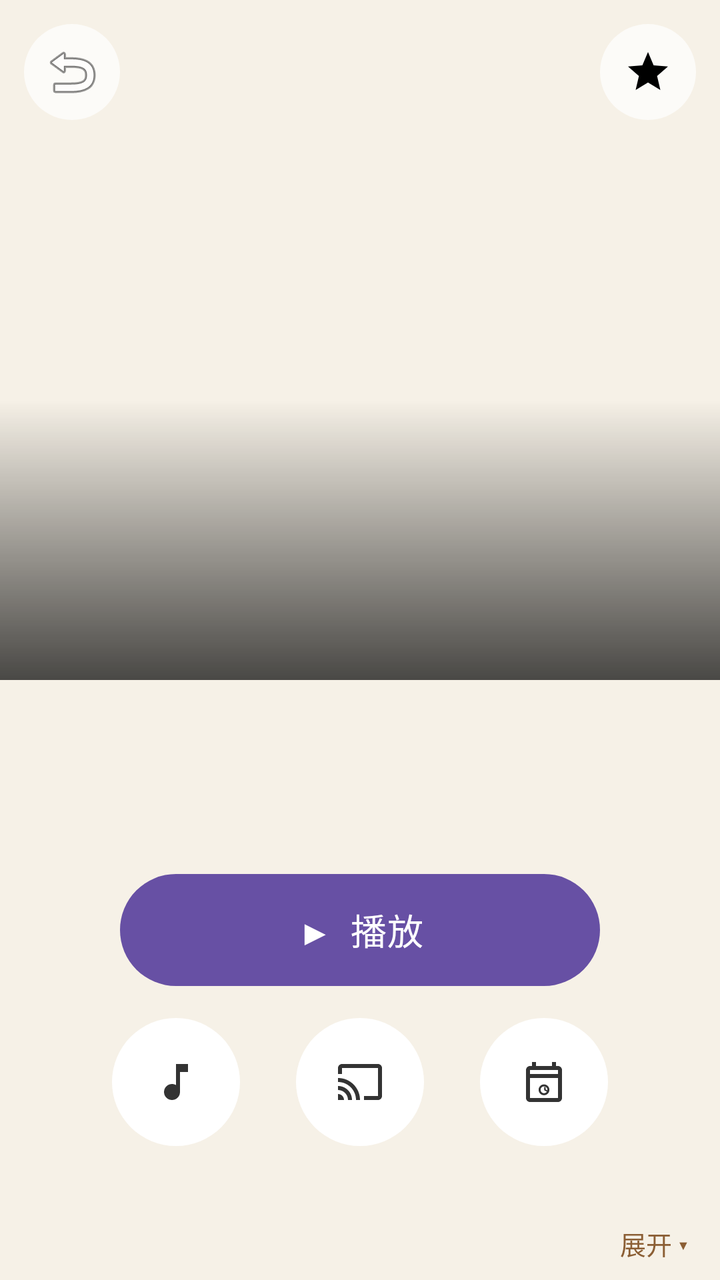
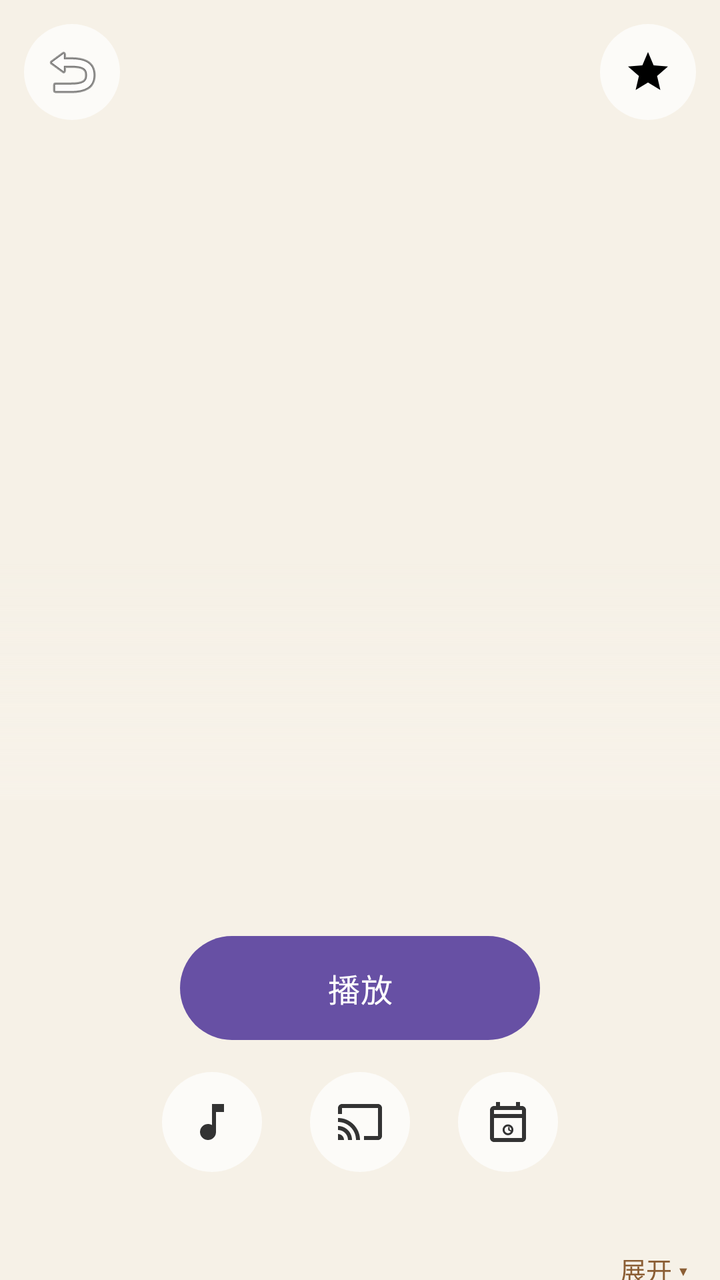

An Android layout rendered at two revisions. The XML below is the earlier revision; the diff shows what the commit changed to produce the second picture.
<!-- AndroidManifest.xml: application theme Theme.BoxZero -->
<!-- res/layout/activity_detail.xml -->
<?xml version="1.0" encoding="utf-8"?>
<FrameLayout xmlns:android="http://schemas.android.com/apk/res/android"
    android:layout_width="match_parent"
    android:layout_height="match_parent"
    android:background="#F6F1E7">

    <ScrollView
        android:layout_width="match_parent"
        android:layout_height="match_parent"
        android:scrollbars="none">

        <LinearLayout
            android:layout_width="match_parent"
            android:layout_height="wrap_content"
            android:orientation="vertical">

            <FrameLayout
                android:layout_width="match_parent"
                android:layout_height="340dp">

                <ImageView
                    android:id="@+id/backdrop"
                    android:layout_width="match_parent"
                    android:layout_height="match_parent"
                    android:scaleType="centerCrop" />

                <View
                    android:layout_width="match_parent"
                    android:layout_height="140dp"
                    android:layout_gravity="bottom"
                    android:background="@drawable/fade_bottom" />
            </FrameLayout>

            <LinearLayout
                android:layout_width="match_parent"
                android:layout_height="wrap_content"
                android:orientation="vertical"
                android:paddingStart="16dp"
                android:paddingEnd="16dp">

                <TextView
                    android:id="@+id/title"
                    android:layout_width="match_parent"
                    android:layout_height="wrap_content"
                    android:ellipsize="end"
                    android:gravity="center"
                    android:maxLines="2"
                    android:textColor="#222222"
                    android:textSize="24sp"
                    android:textStyle="bold" />

                <TextView
                    android:id="@+id/meta"
                    android:layout_width="match_parent"
                    android:layout_height="wrap_content"
                    android:layout_marginTop="8dp"
                    android:gravity="center"
                    android:textColor="#777777"
                    android:textSize="14sp" />

                <TextView
                    android:id="@+id/tags"
                    android:layout_width="match_parent"
                    android:layout_height="wrap_content"
                    android:layout_marginTop="4dp"
                    android:gravity="center"
                    android:textColor="#777777"
                    android:textSize="13sp" />

                <LinearLayout
                    android:layout_width="match_parent"
                    android:layout_height="wrap_content"
                    android:layout_marginTop="16dp"
                    android:gravity="center"
                    android:orientation="horizontal">

                    <Button
                        android:id="@+id/btnPlay"
                        android:layout_width="240dp"
                        android:layout_height="56dp"
                        android:background="@drawable/btn_play_bg"
                        android:text="▶  播放"
                        android:textColor="#FFFFFF"
                        android:textSize="18sp" />
                </LinearLayout>

                <LinearLayout
                    android:layout_width="match_parent"
                    android:layout_height="wrap_content"
                    android:layout_marginTop="16dp"
                    android:gravity="center"
                    android:orientation="horizontal">

                    <ImageButton
                        android:id="@+id/btnMusic"
                        android:layout_width="64dp"
                        android:layout_height="64dp"
                        android:background="@drawable/circle_solid_white"
                        android:contentDescription="主题曲"
                        android:padding="18dp"
                        android:src="@drawable/ic_music_note" />

                    <View
                        android:layout_width="28dp"
                        android:layout_height="1dp" />

                    <ImageButton
                        android:id="@+id/btnCast"
                        android:layout_width="64dp"
                        android:layout_height="64dp"
                        android:background="@drawable/circle_solid_white"
                        android:contentDescription="投屏"
                        android:padding="18dp"
                        android:src="@drawable/ic_cast" />

                    <View
                        android:layout_width="28dp"
                        android:layout_height="1dp" />

                    <ImageButton
                        android:id="@+id/btnFollow"
                        android:layout_width="64dp"
                        android:layout_height="64dp"
                        android:background="@drawable/circle_solid_white"
                        android:contentDescription="追剧"
                        android:padding="18dp"
                        android:src="@drawable/ic_calendar_clock" />
                </LinearLayout>

                <TextView
                    android:id="@+id/content"
                    android:layout_width="match_parent"
                    android:layout_height="wrap_content"
                    android:layout_marginTop="16dp"
                    android:ellipsize="end"
                    android:maxLines="3"
                    android:textColor="#444444"
                    android:textSize="14sp"
                    android:lineSpacingExtra="4dp" />

                <TextView
                    android:id="@+id/btnExpand"
                    android:layout_width="match_parent"
                    android:layout_height="wrap_content"
                    android:gravity="end"
                    android:paddingTop="4dp"
                    android:text="展开 ▾"
                    android:textColor="#8B5E34"
                    android:textSize="13sp" />

                <LinearLayout
                    android:layout_width="match_parent"
                    android:layout_height="wrap_content"
                    android:layout_marginTop="18dp"
                    android:gravity="center_vertical"
                    android:orientation="horizontal">

                    <ImageView
                        android:layout_width="22dp"
                        android:layout_height="22dp"
                        android:src="@drawable/ic_src_link" />

                    <TextView
                        android:layout_width="wrap_content"
                        android:layout_height="wrap_content"
                        android:layout_marginStart="8dp"
                        android:text="线路"
                        android:textColor="#222222"
                        android:textSize="18sp"
                        android:textStyle="bold" />

                    <View
                        android:layout_width="0dp"
                        android:layout_height="1dp"
                        android:layout_weight="1" />

                    <TextView
                        android:id="@+id/srcFrom"
                        android:layout_width="wrap_content"
                        android:layout_height="wrap_content"
                        android:textColor="#777777"
                        android:textSize="13sp" />
                </LinearLayout>

                <androidx.recyclerview.widget.RecyclerView
                    android:id="@+id/srcRow"
                    android:layout_width="match_parent"
                    android:layout_height="wrap_content"
                    android:layout_marginTop="10dp"
                    android:clipToPadding="false"
                    android:nestedScrollingEnabled="false" />

                <LinearLayout
                    android:layout_width="match_parent"
                    android:layout_height="wrap_content"
                    android:layout_marginTop="16dp"
                    android:gravity="center_vertical"
                    android:orientation="horizontal">

                    <TextView
                        android:layout_width="wrap_content"
                        android:layout_height="wrap_content"
                        android:text="选集"
                        android:textColor="#222222"
                        android:textSize="18sp"
                        android:textStyle="bold" />

                    <View
                        android:layout_width="0dp"
                        android:layout_height="1dp"
                        android:layout_weight="1" />

                    <TextView
                        android:id="@+id/btnReverse"
                        android:layout_width="wrap_content"
                        android:layout_height="wrap_content"
                        android:padding="8dp"
                        android:text="↓ 倒序"
                        android:textColor="#8B5E34"
                        android:textSize="13sp" />

                    <TextView
                        android:id="@+id/btnAll"
                        android:layout_width="wrap_content"
                        android:layout_height="wrap_content"
                        android:drawableStart="@drawable/ic_grid"
                        android:drawablePadding="4dp"
                        android:padding="8dp"
                        android:text="全部"
                        android:textColor="#8B5E34"
                        android:textSize="13sp" />
                </LinearLayout>

                <GridLayout
                    android:id="@+id/epGrid"
                    android:layout_width="match_parent"
                    android:layout_height="wrap_content"
                    android:layout_marginTop="8dp"
                    android:columnCount="3" />

                <View
                    android:layout_width="match_parent"
                    android:layout_height="40dp" />
            </LinearLayout>
        </LinearLayout>
    </ScrollView>

    <ImageButton
        android:id="@+id/btnBack"
        android:layout_width="48dp"
        android:layout_height="48dp"
        android:layout_gravity="top|start"
        android:layout_margin="12dp"
        android:background="@drawable/circle_frosted"
        android:contentDescription="返回"
        android:padding="12dp"
        android:src="@android:drawable/ic_menu_revert" />

    <ImageButton
        android:id="@+id/btnStar"
        android:layout_width="48dp"
        android:layout_height="48dp"
        android:layout_gravity="top|end"
        android:layout_margin="12dp"
        android:background="@drawable/circle_frosted"
        android:contentDescription="收藏"
        android:padding="12dp"
        android:src="@drawable/ic_star" />

</FrameLayout>
<!-- resources referenced by this layout -->
<resources>
  <!-- drawable btn_play_bg (drawable) -->
  <?xml version="1.0" encoding="utf-8"?>
  <shape xmlns:android="http://schemas.android.com/apk/res/android"
      android:shape="rectangle">
      <solid android:color="#8B5E34" />
      <corners android:radius="28dp" />
  </shape>
  <!-- drawable circle_frosted (drawable) -->
  <?xml version="1.0" encoding="utf-8"?>
  <shape xmlns:android="http://schemas.android.com/apk/res/android"
      android:shape="oval">
      <solid android:color="#B3FFFFFF" />
  </shape>
  <!-- drawable circle_solid_white (drawable) -->
  <?xml version="1.0" encoding="utf-8"?>
  <shape xmlns:android="http://schemas.android.com/apk/res/android"
      android:shape="oval">
      <solid android:color="#FFFFFF" />
  </shape>
  <!-- drawable fade_bottom (drawable) -->
  <?xml version="1.0" encoding="utf-8"?>
  <shape xmlns:android="http://schemas.android.com/apk/res/android"
      android:shape="rectangle">
      <gradient
          android:angle="270"
          android:startColor="#00000000"
          android:endColor="#B3000000" />
  </shape>
  <!-- drawable ic_cast (drawable) -->
  <?xml version="1.0" encoding="utf-8"?>
  <vector xmlns:android="http://schemas.android.com/apk/res/android"
      android:width="24dp"
      android:height="24dp"
      android:viewportWidth="24"
      android:viewportHeight="24">
      <path android:fillColor="#333333" android:pathData="M21,3H3c-1.1,0 -2,0.9 -2,2v3h2V5h18v14h-7v2h7c1.1,0 2,-0.9 2,-2V5c0,-1.1 -0.9,-2 -2,-2zM1,18v3h3c0,-1.66 -1.34,-3 -3,-3zM1,14v2c2.76,0 5,2.24 5,5h2c0,-3.87 -3.13,-7 -7,-7zM1,10v2c4.97,0 9,4.03 9,9h2c0,-6.08 -4.93,-11 -11,-11z" />
  </vector>
  <!-- drawable ic_grid (drawable) -->
  <?xml version="1.0" encoding="utf-8"?>
  <vector xmlns:android="http://schemas.android.com/apk/res/android"
      android:width="24dp"
      android:height="24dp"
      android:viewportWidth="24"
      android:viewportHeight="24">
      <path android:fillColor="#8B5E34" android:pathData="M3,3v8h8V3H3zM9,9H5V5h4v4zM3,13v8h8v-8H3zM9,19H5v-4h4v4zM13,3v8h8V3h-8zM19,9h-4V5h4v4zM13,13v8h8v-8h-8zM19,19h-4v-4h4v4z" />
  </vector>
  <!-- drawable ic_music_note (drawable) -->
  <?xml version="1.0" encoding="utf-8"?>
  <vector xmlns:android="http://schemas.android.com/apk/res/android"
      android:width="24dp"
      android:height="24dp"
      android:viewportWidth="24"
      android:viewportHeight="24">
      <path android:fillColor="#333333" android:pathData="M12,3v10.55c-0.59,-0.34 -1.27,-0.55 -2,-0.55 -2.21,0 -4,1.79 -4,4s1.79,4 4,4 4,-1.79 4,-4V7h4V3h-6z" />
  </vector>
  <!-- drawable ic_star (drawable) -->
  <vector xmlns:android="http://schemas.android.com/apk/res/android"
      android:width="24dp" android:height="24dp"
      android:viewportWidth="24" android:viewportHeight="24">
      <path android:fillColor="#000000"
          android:pathData="M12,17.27L18.18,21l-1.64,-7.03L22,9.24l-7.19,-0.61L12,2 9.19,8.63 2,9.24l5.46,4.73L5.82,21z" />
  </vector>
  <style name="Theme.BoxZero" parent="Theme.Material3.DayNight.NoActionBar">
      </style>
  <!-- unchanged entries left out for length: 2 -->
</resources>

<!-- the commit's change to res/layout/activity_detail.xml (unified diff, before → after) -->
@@ -15,8 +15,9 @@
             android:orientation="vertical">
 
             <FrameLayout
+                android:id="@+id/backdropWrap"
                 android:layout_width="match_parent"
-                android:layout_height="340dp">
+                android:layout_height="400dp">
 
                 <ImageView
                     android:id="@+id/backdrop"
@@ -26,9 +27,24 @@
 
                 <View
                     android:layout_width="match_parent"
-                    android:layout_height="140dp"
+                    android:layout_height="120dp"
                     android:layout_gravity="bottom"
-                    android:background="@drawable/fade_bottom" />
+                    android:background="@drawable/fade_to_bg" />
+
+                <TextView
+                    android:id="@+id/title"
+                    android:layout_width="match_parent"
+                    android:layout_height="wrap_content"
+                    android:layout_gravity="bottom"
+                    android:layout_marginBottom="10dp"
+                    android:ellipsize="end"
+                    android:gravity="center"
+                    android:maxLines="2"
+                    android:paddingStart="24dp"
+                    android:paddingEnd="24dp"
+                    android:textColor="#111111"
+                    android:textSize="24sp"
+                    android:textStyle="bold" />
             </FrameLayout>
 
             <LinearLayout
@@ -39,24 +55,13 @@
                 android:paddingEnd="16dp">
 
                 <TextView
-                    android:id="@+id/title"
-                    android:layout_width="match_parent"
-                    android:layout_height="wrap_content"
-                    android:ellipsize="end"
-                    android:gravity="center"
-                    android:maxLines="2"
-                    android:textColor="#222222"
-                    android:textSize="24sp"
-                    android:textStyle="bold" />
-
-                <TextView
                     android:id="@+id/meta"
                     android:layout_width="match_parent"
                     android:layout_height="wrap_content"
-                    android:layout_marginTop="8dp"
-                    android:gravity="center"
-                    android:textColor="#777777"
-                    android:textSize="14sp" />
+                    android:layout_marginTop="10dp"
+                    android:gravity="center"
+                    android:textColor="#333333"
+                    android:textSize="15sp" />
 
                 <TextView
                     android:id="@+id/tags"
@@ -76,12 +81,17 @@
 
                     <Button
                         android:id="@+id/btnPlay"
-                        android:layout_width="240dp"
-                        android:layout_height="56dp"
+                        android:layout_width="wrap_content"
+                        android:layout_height="52dp"
+                        android:minWidth="180dp"
                         android:background="@drawable/btn_play_bg"
-                        android:text="▶  播放"
+                        android:drawableStart="@drawable/ic_play_triangle"
+                        android:drawablePadding="6dp"
+                        android:paddingStart="32dp"
+                        android:paddingEnd="32dp"
+                        android:text="播放"
                         android:textColor="#FFFFFF"
-                        android:textSize="18sp" />
+                        android:textSize="16sp" />
                 </LinearLayout>
 
                 <LinearLayout
@@ -93,37 +103,37 @@
 
                     <ImageButton
                         android:id="@+id/btnMusic"
-                        android:layout_width="64dp"
-                        android:layout_height="64dp"
-                        android:background="@drawable/circle_solid_white"
+                        android:layout_width="50dp"
+                        android:layout_height="50dp"
+                        android:background="@drawable/circle_glass"
                         android:contentDescription="主题曲"
-                        android:padding="18dp"
+                        android:padding="13dp"
                         android:src="@drawable/ic_music_note" />
 
                     <View
-                        android:layout_width="28dp"
+                        android:layout_width="24dp"
                         android:layout_height="1dp" />
 
                     <ImageButton
                         android:id="@+id/btnCast"
-                        android:layout_width="64dp"
-                        android:layout_height="64dp"
-                        android:background="@drawable/circle_solid_white"
+                        android:layout_width="50dp"
+                        android:layout_height="50dp"
+                        android:background="@drawable/circle_glass"
                         android:contentDescription="投屏"
-                        android:padding="18dp"
+                        android:padding="13dp"
                         android:src="@drawable/ic_cast" />
 
                     <View
-                        android:layout_width="28dp"
+                        android:layout_width="24dp"
                         android:layout_height="1dp" />
 
                     <ImageButton
                         android:id="@+id/btnFollow"
-                        android:layout_width="64dp"
-                        android:layout_height="64dp"
-                        android:background="@drawable/circle_solid_white"
+                        android:layout_width="50dp"
+                        android:layout_height="50dp"
+                        android:background="@drawable/circle_glass"
                         android:contentDescription="追剧"
-                        android:padding="18dp"
+                        android:padding="13dp"
                         android:src="@drawable/ic_calendar_clock" />
                 </LinearLayout>
 
@@ -214,20 +224,34 @@
                         android:id="@+id/btnReverse"
                         android:layout_width="wrap_content"
                         android:layout_height="wrap_content"
-                        android:padding="8dp"
-                        android:text="↓ 倒序"
-                        android:textColor="#8B5E34"
+                        android:background="@drawable/pill_bg_light"
+                        android:drawableStart="@drawable/ic_reverse"
+                        android:drawablePadding="4dp"
+                        android:paddingStart="12dp"
+                        android:paddingEnd="12dp"
+                        android:paddingTop="8dp"
+                        android:paddingBottom="8dp"
+                        android:text="倒序"
+                        android:textColor="#333333"
                         android:textSize="13sp" />
 
+                    <View
+                        android:layout_width="8dp"
+                        android:layout_height="1dp" />
+
                     <TextView
                         android:id="@+id/btnAll"
                         android:layout_width="wrap_content"
                         android:layout_height="wrap_content"
+                        android:background="@drawable/pill_bg_light"
                         android:drawableStart="@drawable/ic_grid"
                         android:drawablePadding="4dp"
-                        android:padding="8dp"
+                        android:paddingStart="12dp"
+                        android:paddingEnd="12dp"
+                        android:paddingTop="8dp"
+                        android:paddingBottom="8dp"
                         android:text="全部"
-                        android:textColor="#8B5E34"
+                        android:textColor="#333333"
                         android:textSize="13sp" />
                 </LinearLayout>
 
<!-- resource entries referenced after the edit -->
@@ -13,20 +13,20 @@
       android:shape="oval">
       <solid android:color="#B3FFFFFF" />
   </shape>
-  <!-- drawable circle_solid_white (drawable) -->
+  <!-- drawable circle_glass (drawable) -->
   <?xml version="1.0" encoding="utf-8"?>
   <shape xmlns:android="http://schemas.android.com/apk/res/android"
       android:shape="oval">
-      <solid android:color="#FFFFFF" />
+      <solid android:color="#B3FFFFFF" />
   </shape>
-  <!-- drawable fade_bottom (drawable) -->
+  <!-- drawable fade_to_bg (drawable) -->
   <?xml version="1.0" encoding="utf-8"?>
   <shape xmlns:android="http://schemas.android.com/apk/res/android"
       android:shape="rectangle">
       <gradient
           android:angle="270"
-          android:startColor="#00000000"
-          android:endColor="#B3000000" />
+          android:startColor="#00F7F2E9"
+          android:endColor="#F7F2E9" />
   </shape>
   <!-- drawable ic_cast (drawable) -->
   <?xml version="1.0" encoding="utf-8"?>
@@ -55,6 +55,24 @@
       android:viewportHeight="24">
       <path android:fillColor="#333333" android:pathData="M12,3v10.55c-0.59,-0.34 -1.27,-0.55 -2,-0.55 -2.21,0 -4,1.79 -4,4s1.79,4 4,4 4,-1.79 4,-4V7h4V3h-6z" />
   </vector>
+  <!-- drawable ic_play_triangle (drawable) -->
+  <?xml version="1.0" encoding="utf-8"?>
+  <vector xmlns:android="http://schemas.android.com/apk/res/android"
+      android:width="24dp"
+      android:height="24dp"
+      android:viewportWidth="24"
+      android:viewportHeight="24">
+      <path android:fillColor="#FFFFFF" android:pathData="M8,5v14l11,-7z" />
+  </vector>
+  <!-- drawable ic_reverse (drawable) -->
+  <?xml version="1.0" encoding="utf-8"?>
+  <vector xmlns:android="http://schemas.android.com/apk/res/android"
+      android:width="24dp"
+      android:height="24dp"
+      android:viewportWidth="24"
+      android:viewportHeight="24">
+      <path android:fillColor="#333333" android:pathData="M11,5h2v10l3.5,-3.5 1.4,1.4 -5.9,5.9 -5.9,-5.9 1.4,-1.4L11,15z" />
+  </vector>
   <!-- drawable ic_star (drawable) -->
   <vector xmlns:android="http://schemas.android.com/apk/res/android"
       android:width="24dp" android:height="24dp"
@@ -62,6 +80,13 @@
       <path android:fillColor="#000000"
           android:pathData="M12,17.27L18.18,21l-1.64,-7.03L22,9.24l-7.19,-0.61L12,2 9.19,8.63 2,9.24l5.46,4.73L5.82,21z" />
   </vector>
+  <!-- drawable pill_bg_light (drawable) -->
+  <?xml version="1.0" encoding="utf-8"?>
+  <shape xmlns:android="http://schemas.android.com/apk/res/android"
+      android:shape="rectangle">
+      <solid android:color="#D9FFFFFF" />
+      <corners android:radius="24dp" />
+  </shape>
   <style name="Theme.BoxZero" parent="Theme.Material3.DayNight.NoActionBar">
       </style>
   <!-- unchanged entries left out for length: 2 -->
